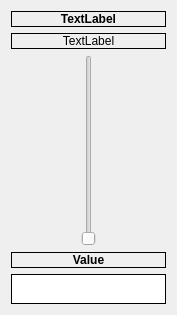
The window that dmx512_ui/channelslider.ui (evanblough/dmx_lighting_ui) describes before a commit, drawn with Qt 5.
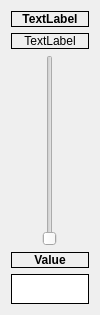
The same window after the commit.

The edit to the form file:
```diff
--- a/dmx512_ui/channelslider.ui
+++ b/dmx512_ui/channelslider.ui
@@ -6,13 +6,13 @@
    <rect>
     <x>0</x>
     <y>0</y>
-    <width>177</width>
+    <width>100</width>
     <height>315</height>
    </rect>
   </property>
   <property name="maximumSize">
    <size>
-    <width>200</width>
+    <width>150</width>
     <height>16777215</height>
    </size>
   </property>
```
